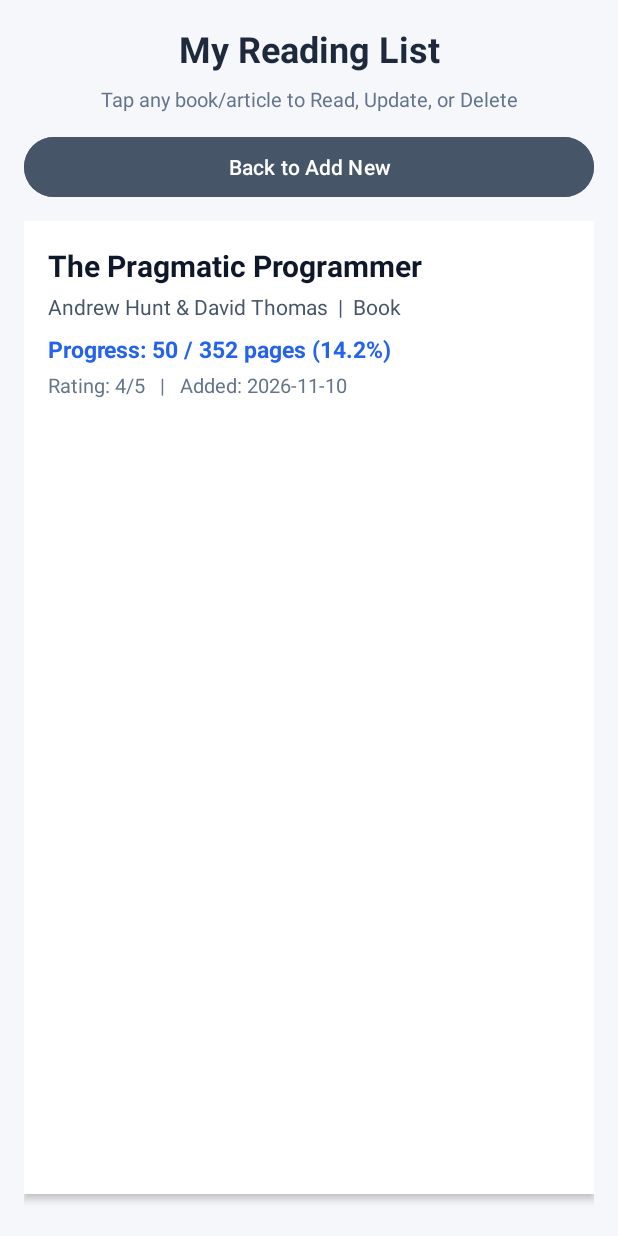
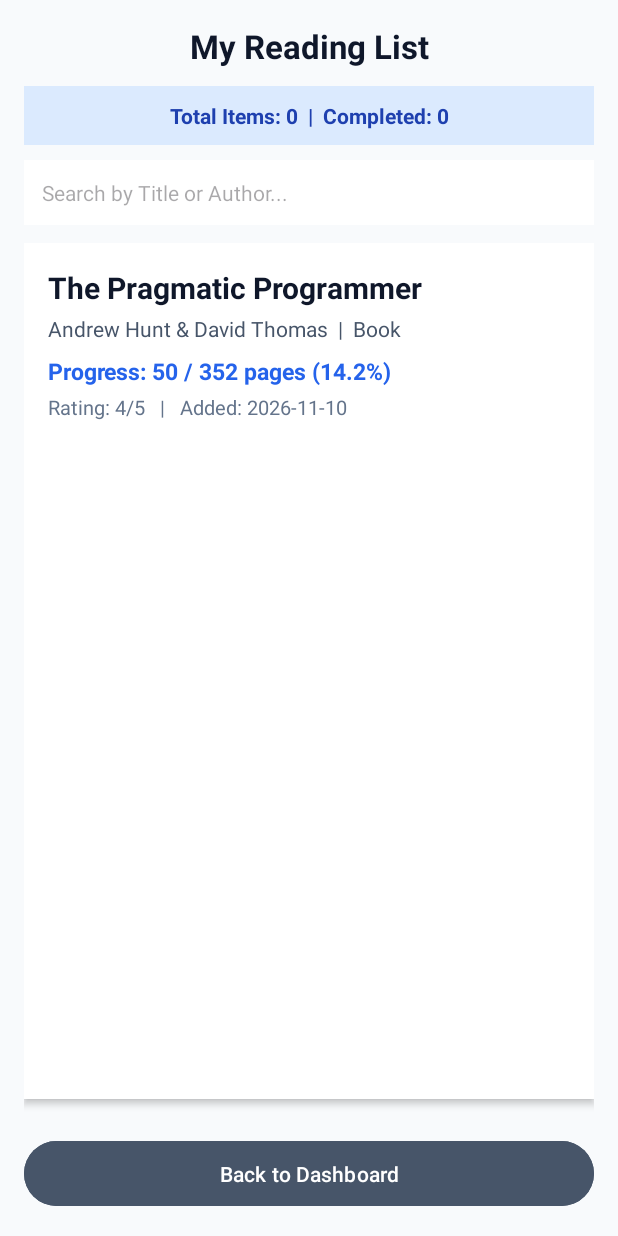
Before and after one commit to Chamuditha20/bookapp, an Android app: the ViewBooksActivity screen opened directly, with no data from a screen before it, on a phone screen of 412 x 824 dp. Run offline under Robolectric (Android 15) with nearby library versions, the phone set to English and light mode, and no system bars.

Commit message:
feat: complete ViewBooksActivity with RecyclerView, search filter, and summary stats dashboard

```diff
--- a/app/src/main/res/layout/activity_view_books.xml
+++ b/app/src/main/res/layout/activity_view_books.xml
@@ -1,45 +1,64 @@
 <?xml version="1.0" encoding="utf-8"?>
 <LinearLayout xmlns:android="http://schemas.android.com/apk/res/android"
-    xmlns:app="http://schemas.android.com/apk/res-auto"
-    xmlns:tools="http://schemas.android.com/tools"
-    android:id="@+id/main"
     android:layout_width="match_parent"
     android:layout_height="match_parent"
-    tools:context=".ViewBooksActivity"
     android:orientation="vertical"
-    android:background="#F5F7FA"
+    android:background="#F8FAFC"
     android:padding="16dp">
 
+    <!-- Screen Title -->
     <TextView
         android:layout_width="match_parent"
         android:layout_height="wrap_content"
         android:text="My Reading List"
-        android:textSize="24sp"
+        android:textSize="22sp"
         android:textStyle="bold"
-        android:textColor="#1E293B"
-        android:gravity="center"
-        android:layout_marginBottom="8dp" />
-
-    <TextView
-        android:layout_width="match_parent"
-        android:layout_height="wrap_content"
-        android:text="Tap any book/article to Read, Update, or Delete"
-        android:textSize="13sp"
-        android:textColor="#64748B"
+        android:textColor="#0F172A"
         android:gravity="center"
         android:layout_marginBottom="12dp" />
 
+    <!-- Reading Summary Dashboard -->
+    <TextView
+        android:id="@+id/tvSummaryStats"
+        android:layout_width="match_parent"
+        android:layout_height="wrap_content"
+        android:text="Total Items: 0  |  Completed: 0"
+        android:textSize="14sp"
+        android:textStyle="bold"
+        android:textColor="#1E40AF"
+        android:background="#DBEAFE"
+        android:padding="10dp"
+        android:gravity="center"
+        android:layout_marginBottom="10dp" />
+
+    <!-- Search Bar -->
+    <EditText
+        android:id="@+id/etSearchBook"
+        android:layout_width="match_parent"
+        android:layout_height="wrap_content"
+        android:hint="Search by Title or Author..."
+        android:textSize="14sp"
+        android:padding="12dp"
+        android:background="#FFFFFF"
+        android:textColor="#0F172A"
+        android:layout_marginBottom="12dp" />
+
+    <!-- RecyclerView for displaying items -->
+    <androidx.recyclerview.widget.RecyclerView
+        android:id="@+id/recyclerViewBooks"
+        android:layout_width="match_parent"
+        android:layout_height="0dp"
+        android:layout_weight="1"
+        android:layout_marginBottom="12dp" />
+
+    <!-- Back Button -->
     <Button
         android:id="@+id/btnBack"
         android:layout_width="match_parent"
         android:layout_height="wrap_content"
-        android:text="Back to Add New"
+        android:text="Back to Dashboard"
+        android:backgroundTint="#475569"
         android:textColor="#FFFFFF"
-        android:backgroundTint="#475569"
-        android:layout_marginBottom="12dp" />
-    <androidx.recyclerview.widget.RecyclerView
-        android:id="@+id/recyclerViewBooks"
-        android:layout_width="match_parent"
-        android:layout_height="match_parent" />
+        android:padding="12dp" />
 
 </LinearLayout>
```
Also changed, not shown: app/src/main/java/com/example/myapp/DBHelper.java (line endings or trailing spaces).
